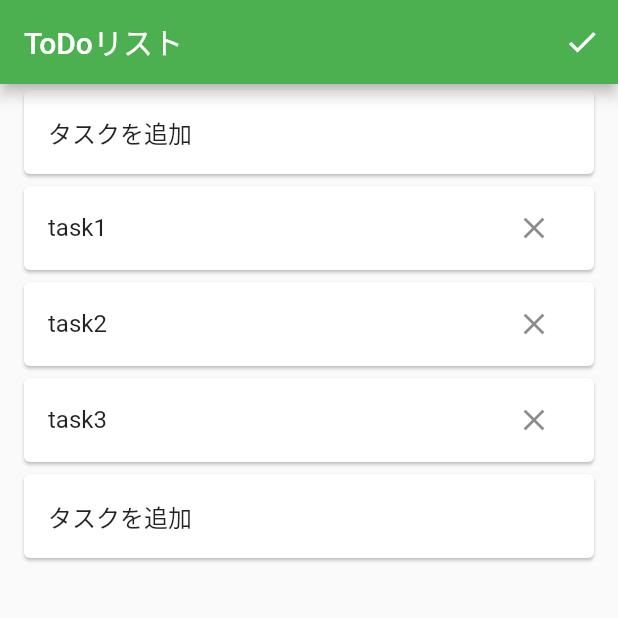
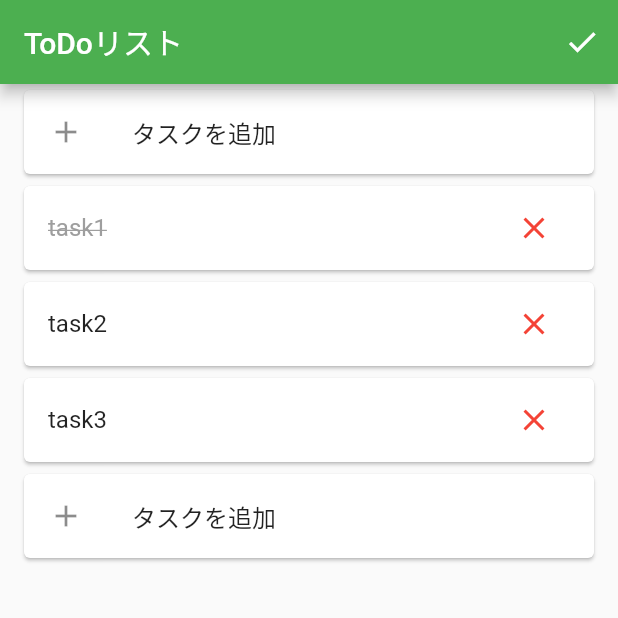
Before and after one commit to mihiron/memo_by_riverpod, a Flutter app: the screen it shows after launch, after a tap on "task1", after a tap on the "mode edit" icon, on a phone screen of 412 x 824 dp, the top half of it. Run offline on Flutter 3.47's test engine with Material 2 defaults, Android fonts, the phone set to English and light mode, and no system bars; our stand-ins replace flutter_riverpod.

Commit message:
UIの修正

```diff
--- a/lib/views/home_page.dart
+++ b/lib/views/home_page.dart
@@ -34,6 +34,7 @@ class MyHomePage extends ConsumerWidget {
         header: isEditMode
             ? Card(
                 child: ListTile(
+                  leading: const Icon(Icons.add),
                   title: const Text('タスクを追加'),
                   onTap: () =>
                       showEditTaskDialog(context, AddEditMode.addFirst),
@@ -43,6 +44,7 @@ class MyHomePage extends ConsumerWidget {
         footer: isEditMode
             ? Card(
                 child: ListTile(
+                  leading: const Icon(Icons.add),
                   title: const Text('タスクを追加'),
                   onTap: () => showEditTaskDialog(context, AddEditMode.addLast),
                 ),
@@ -53,7 +55,15 @@ class MyHomePage extends ConsumerWidget {
             Card(
               key: Key('$index'),
               child: ListTile(
-                title: Text(taskList[index].name),
+                title: Text(
+                  taskList[index].name,
+                  style: taskList[index].isCompleted
+                      ? const TextStyle(
+                          decoration: TextDecoration.lineThrough,
+                          color: Colors.grey,
+                        )
+                      : null,
+                ),
                 onTap: () {
                   isEditMode
                       ? showEditTaskDialog(context, AddEditMode.edit,
@@ -64,7 +74,7 @@ class MyHomePage extends ConsumerWidget {
                     ? IconButton(
                         onPressed: () =>
                             ref.read(tasksProvider.notifier).deleteTask(index),
-                        icon: const Icon(Icons.clear))
+                        icon: const Icon(Icons.clear, color: Colors.red))
                     : (taskList[index].isCompleted
                         ? const Icon(Icons.check, color: Colors.green)
                         : null),
```
